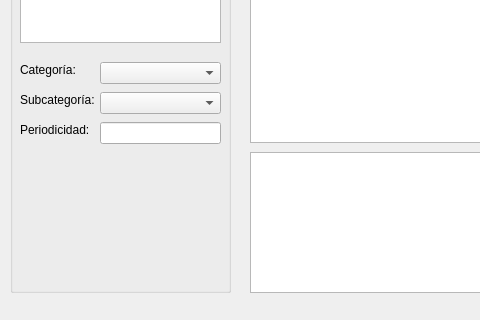
First picture: the form in ppcc/mainwindow.ui, repository ErnestoVivas/Multiconsult-ppcc, before the edit; both pictures show x 0 to 480 and y 337 to 657 of the 1118 by 657 pixel window.
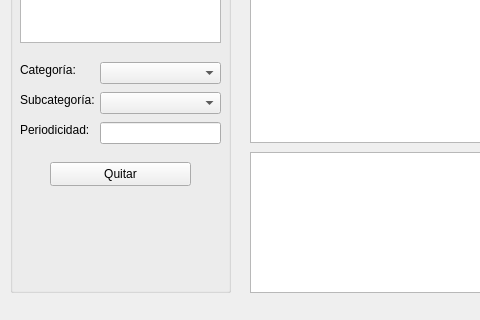
Second picture: the form after the edit. Custom widgets are drawn as their Qt base class.

```diff
--- a/ppcc/mainwindow.ui
+++ b/ppcc/mainwindow.ui
@@ -221,6 +221,19 @@
       <enum>Qt::NoFocus</enum>
      </property>
     </widget>
+    <widget class="QPushButton" name="buttonRemoveDocument">
+     <property name="geometry">
+      <rect>
+       <x>40</x>
+       <y>470</y>
+       <width>141</width>
+       <height>24</height>
+      </rect>
+     </property>
+     <property name="text">
+      <string>Quitar</string>
+     </property>
+    </widget>
    </widget>
    <widget class="QTextEdit" name="textEditDisplayDiagram">
     <property name="geometry">
```
